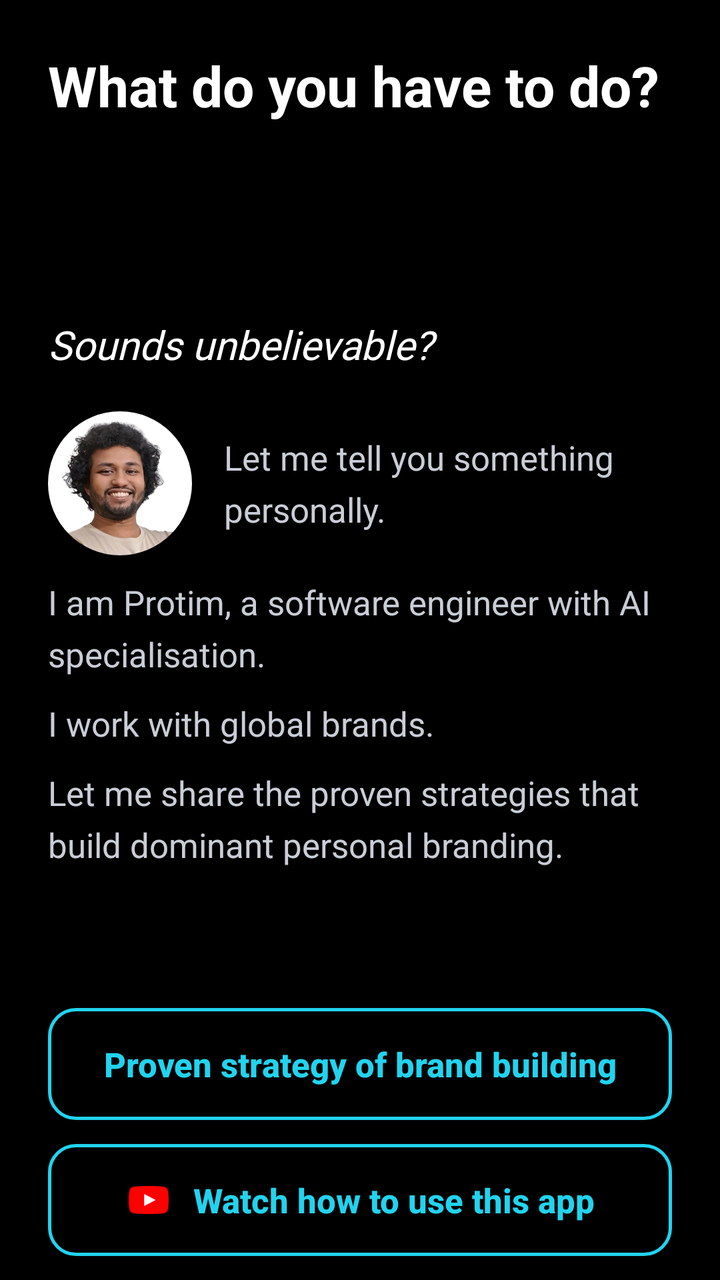
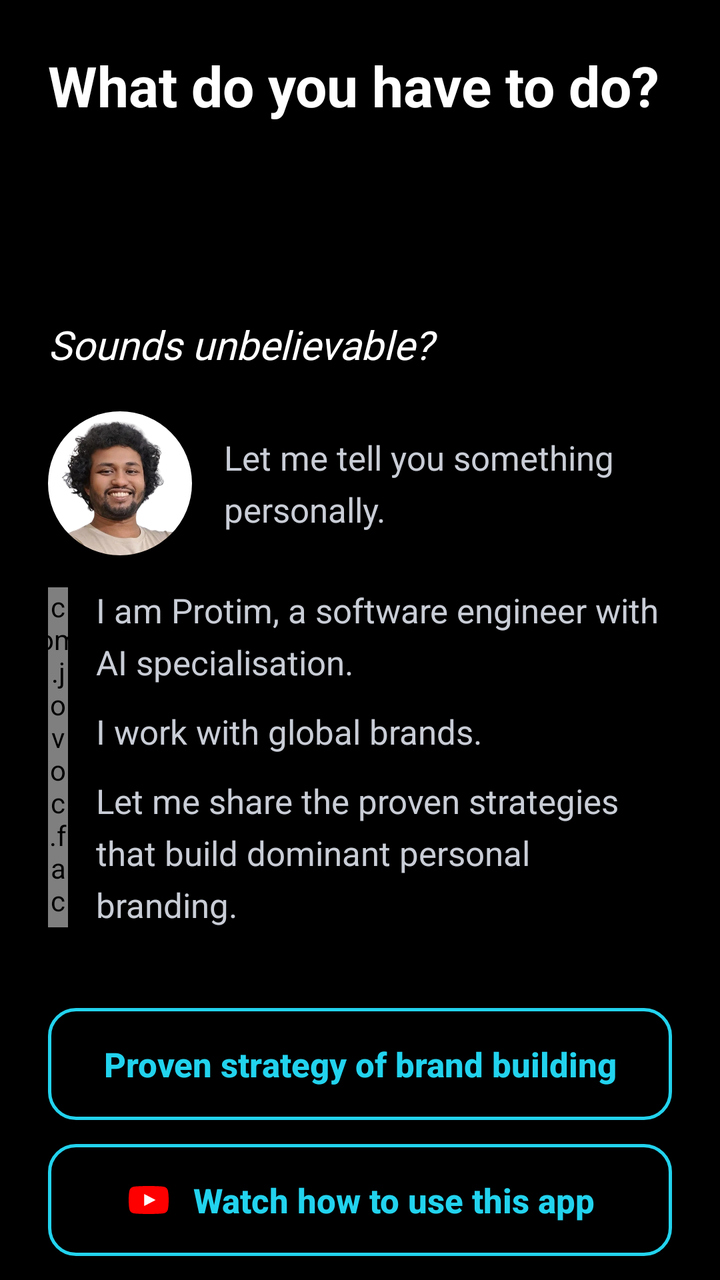

Before-and-after screenshots of an Android layout around one commit, followed by the original layout XML and the change that was made.
<!-- AndroidManifest.xml: application theme Theme.CustomScreen -->
<!-- res/layout/item_onboarding_todo.xml -->
<?xml version="1.0" encoding="utf-8"?>
<LinearLayout xmlns:android="http://schemas.android.com/apk/res/android"
    xmlns:app="http://schemas.android.com/apk/res-auto"
    style="@style/OnbPage">

    <TextView
        style="@style/OnbTitle"
        android:text="@string/onb_title_todo" />

    <ScrollView style="@style/OnbScroll">

        <LinearLayout
            android:layout_width="match_parent"
            android:layout_height="wrap_content"
            android:orientation="vertical">

            <TextView
                android:id="@+id/onb_todo_talk"
                style="@style/OnbBody" />

            <TextView
                android:id="@+id/onb_todo_grow"
                style="@style/OnbBody"
                android:layout_marginTop="12dp" />

            <TextView
                android:layout_width="match_parent"
                android:layout_height="wrap_content"
                android:layout_marginTop="20dp"
                android:fontFamily="@font/bitter"
                android:text="@string/onb_todo_doubt"
                android:textColor="@color/onb_title"
                android:textSize="20sp"
                android:textStyle="italic" />

            
            <LinearLayout
                android:layout_width="match_parent"
                android:layout_height="wrap_content"
                android:layout_marginTop="20dp"
                android:gravity="center_vertical"
                android:orientation="horizontal">

                <com.google.android.material.imageview.ShapeableImageView
                    android:layout_width="72dp"
                    android:layout_height="72dp"
                    android:background="@android:color/white"
                    android:contentDescription="@string/onb_founder_photo_desc"
                    android:scaleType="centerCrop"
                    android:src="@drawable/founder_photo"
                    app:shapeAppearanceOverlay="@style/OnbCircle" />

                <TextView
                    style="@style/OnbBody"
                    android:layout_width="0dp"
                    android:layout_marginStart="16dp"
                    android:layout_weight="1"
                    android:text="@string/onb_note_personal" />
            </LinearLayout>

            <TextView
                style="@style/OnbBody"
                android:layout_marginTop="12dp"
                android:text="@string/onb_note_intro" />

            <TextView
                style="@style/OnbBody"
                android:layout_marginTop="12dp"
                android:text="@string/onb_note_brands" />

            <TextView
                style="@style/OnbBody"
                android:layout_marginTop="12dp"
                android:text="@string/onb_note_secrets" />
        </LinearLayout>
    </ScrollView>

    
    <Button
        android:id="@+id/btn_onb_strategy"
        style="@style/OnbOutlinedButton"
        android:text="@string/onb_brand_strategy" />

    
    <com.google.android.material.button.MaterialButton
        android:id="@+id/btn_onb_watch"
        style="@style/OnbOutlinedButton"
        android:layout_marginBottom="12dp"
        android:text="@string/onb_watch_how"
        app:icon="@drawable/ic_youtube_color"
        app:iconGravity="textStart"
        app:iconPadding="10dp"
        app:iconSize="24dp"
        app:iconTint="@null" />
</LinearLayout>
<!-- resources referenced by this layout -->
<resources>
  <color name="onb_title">#FFFFFF</color>
  <!-- drawable ic_youtube_color (drawable) -->
  <vector xmlns:android="http://schemas.android.com/apk/res/android"
      android:width="24dp"
      android:height="24dp"
      android:viewportWidth="24"
      android:viewportHeight="24">
    <path
        android:fillColor="#FF0000"
        android:pathData="M21.58,7.19c-0.23,-0.86 -0.91,-1.54 -1.77,-1.77C18.25,5 12,5 12,5s-6.25,0 -7.81,0.42c-0.86,0.23 -1.54,0.91 -1.77,1.77C2,8.75 2,12 2,12s0,3.25 0.42,4.81c0.23,0.86 0.91,1.54 1.77,1.77C5.75,19 12,19 12,19s6.25,0 7.81,-0.42c0.86,-0.23 1.54,-0.91 1.77,-1.77C22,15.25 22,12 22,12s0,-3.25 -0.42,-4.81z"/>
    <path
        android:fillColor="#FFFFFF"
        android:pathData="M9.75,15.02L9.75,8.98L15.5,12z"/>
  </vector>
  <string name="onb_brand_strategy">Proven strategy of brand building</string>
  <string name="onb_founder_photo_desc">Photo of Protim</string>
  <string name="onb_note_brands">I work with global brands.</string>
  <string name="onb_note_intro">I am Protim, a software engineer with AI specialisation.</string>
  <string name="onb_note_personal">Let me tell you something personally.</string>
  <string name="onb_note_secrets">Let me share the proven strategies that build dominant personal branding.</string>
  <string name="onb_title_todo">What do you have to do?</string>
  <string name="onb_todo_doubt">Sounds unbelievable?</string>
  <string name="onb_watch_how">Watch how to use this app</string>
  <style name="OnbBody">
          <item name="android:layout_width">match_parent</item>
          <item name="android:layout_height">wrap_content</item>
          <item name="android:lineHeight">26sp</item>
          <item name="android:textColor">@color/onb_body</item>
          <item name="android:textSize">17sp</item>
      </style>
  <style name="OnbCircle">
          <item name="cornerSize">50%</item>
      </style>
  <style name="OnbPage">
          <item name="android:layout_width">match_parent</item>
          <item name="android:layout_height">match_parent</item>
          <item name="android:orientation">vertical</item>
          <item name="android:paddingStart">24dp</item>
          <item name="android:paddingEnd">24dp</item>
          <item name="android:paddingTop">24dp</item>
      </style>
  <style name="OnbScroll">
          <item name="android:layout_width">match_parent</item>
          <item name="android:layout_height">0dp</item>
          <item name="android:layout_weight">1</item>
          <item name="android:layout_marginTop">20dp</item>
          <item name="android:scrollbars">none</item>
          <item name="android:fadingEdgeLength">24dp</item>
          <item name="android:requiresFadingEdge">vertical</item>
      </style>
  <style name="OnbTitle">
          <item name="android:layout_width">match_parent</item>
          <item name="android:layout_height">wrap_content</item>
          <item name="android:accessibilityHeading">true</item>
          <item name="android:textColor">@color/onb_title</item>
          <item name="android:textSize">28sp</item>
          <item name="android:textStyle">bold</item>
      </style>
  <style name="Theme.CustomScreen" parent="Theme.MaterialComponents.DayNight.NoActionBar">
          <item name="android:windowBackground">@android:color/black</item>
          <item name="android:statusBarColor">@android:color/transparent</item>
          <item name="android:navigationBarColor">@android:color/transparent</item>
          <item name="android:windowLightStatusBar">false</item>
          <item name="android:windowLightNavigationBar">false</item>
      </style>
  <color name="onb_body">#C9CDD6</color>
  <color name="onb_accent">#22D3EE</color>
  <color name="onb_progress_track">#26FFFFFF</color>
  <!-- unchanged entries left out for length: 2 -->
</resources>

<!-- the commit's change to res/layout/item_onboarding_todo.xml (unified diff, before → after) -->
@@ -58,20 +58,39 @@
                     android:text="@string/onb_note_personal" />
             </LinearLayout>
 
-            <TextView
-                style="@style/OnbBody"
-                android:layout_marginTop="12dp"
-                android:text="@string/onb_note_intro" />
+            
+            <LinearLayout
+                android:layout_width="match_parent"
+                android:layout_height="wrap_content"
+                android:layout_marginTop="16dp"
+                android:orientation="horizontal">
 
-            <TextView
-                style="@style/OnbBody"
-                android:layout_marginTop="12dp"
-                android:text="@string/onb_note_brands" />
+                <com.jovoc.facecampresentationrecorder.ui.BrushLineView
+                    android:layout_width="10dp"
+                    android:layout_height="match_parent" />
 
-            <TextView
-                style="@style/OnbBody"
-                android:layout_marginTop="12dp"
-                android:text="@string/onb_note_secrets" />
+                <LinearLayout
+                    android:layout_width="0dp"
+                    android:layout_height="wrap_content"
+                    android:layout_marginStart="14dp"
+                    android:layout_weight="1"
+                    android:orientation="vertical">
+
+                    <TextView
+                        style="@style/OnbBody"
+                        android:text="@string/onb_note_intro" />
+
+                    <TextView
+                        style="@style/OnbBody"
+                        android:layout_marginTop="12dp"
+                        android:text="@string/onb_note_brands" />
+
+                    <TextView
+                        style="@style/OnbBody"
+                        android:layout_marginTop="12dp"
+                        android:text="@string/onb_note_secrets" />
+                </LinearLayout>
+            </LinearLayout>
         </LinearLayout>
     </ScrollView>
 
